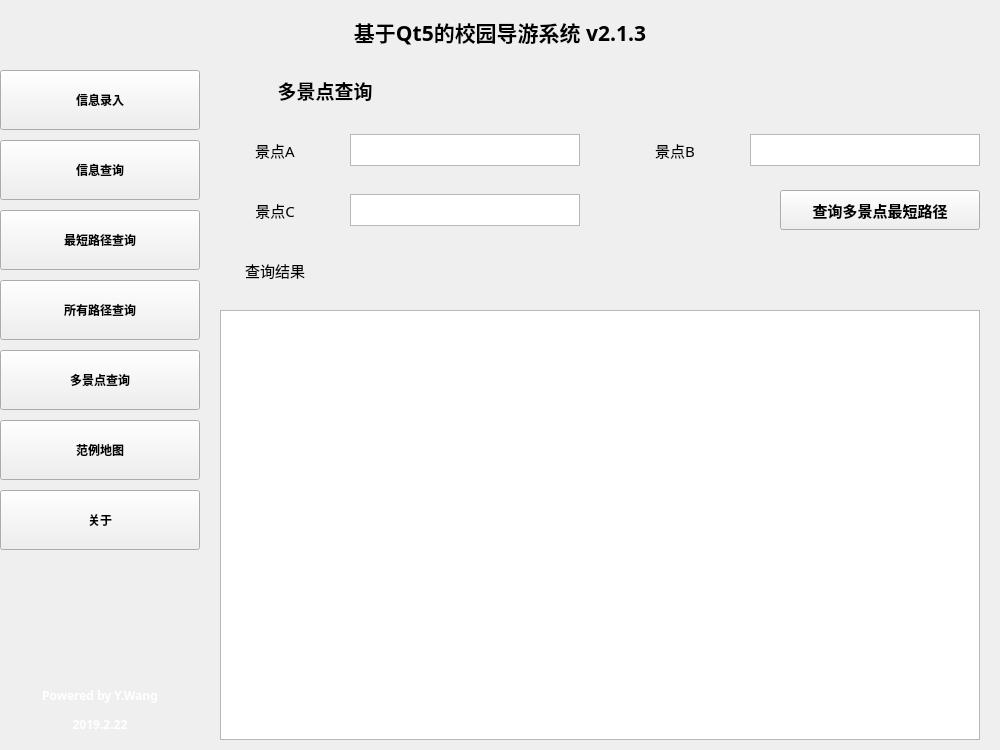
The window that GuideWindow.ui (iamywang/Campus-Guide-System) describes before a commit, drawn with Qt 5.
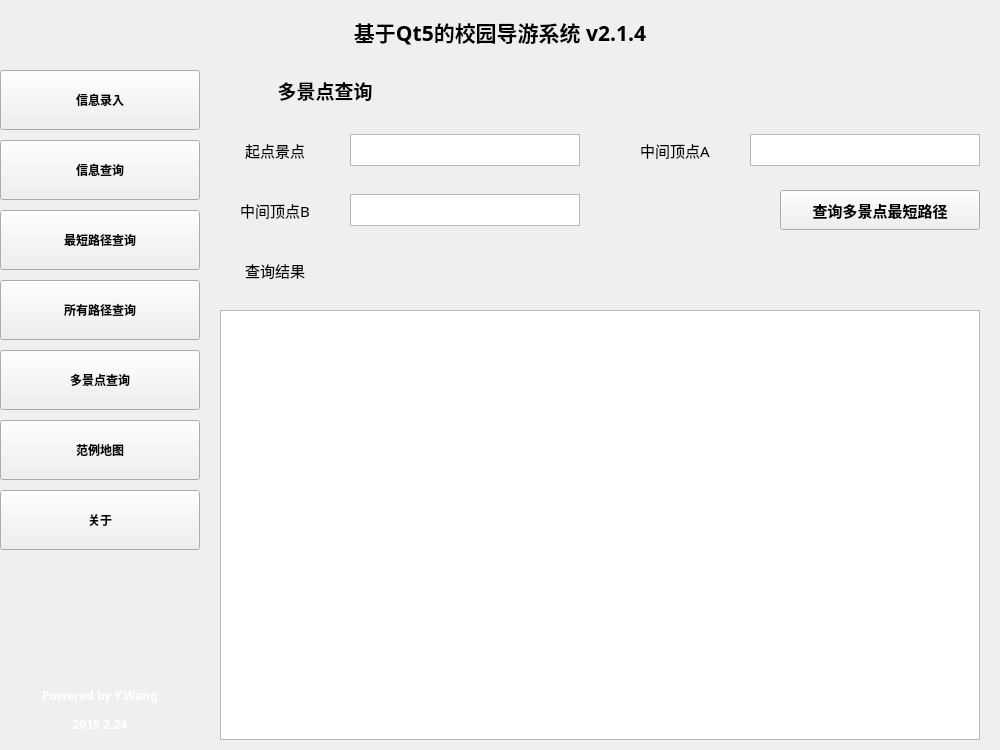
The same window after the commit. The open tabs and pages were chosen to show the change. Icons and pictures are not drawn.

```diff
--- a/GuideWindow.ui
+++ b/GuideWindow.ui
@@ -22,7 +22,7 @@
    </font>
   </property>
   <property name="windowTitle">
-   <string>基于Qt5的校园导游系统 v2.1.3</string>
+   <string>基于Qt5的校园导游系统 v2.1.4</string>
   </property>
   <property name="windowIcon">
    <iconset>
@@ -56,7 +56,7 @@
      </font>
     </property>
     <property name="text">
-     <string>基于Qt5的校园导游系统 v2.1.3</string>
+     <string>基于Qt5的校园导游系统 v2.1.4</string>
     </property>
     <property name="alignment">
      <set>Qt::AlignCenter</set>
@@ -1018,7 +1018,7 @@
        </font>
       </property>
       <property name="text">
-       <string>景点A</string>
+       <string>起点景点</string>
       </property>
       <property name="alignment">
        <set>Qt::AlignCenter</set>
@@ -1039,7 +1039,7 @@
        </font>
       </property>
       <property name="text">
-       <string>景点B</string>
+       <string>中间顶点A</string>
       </property>
       <property name="alignment">
        <set>Qt::AlignCenter</set>
@@ -1090,7 +1090,7 @@
        </font>
       </property>
       <property name="text">
-       <string>景点C</string>
+       <string>中间顶点B</string>
       </property>
       <property name="alignment">
        <set>Qt::AlignCenter</set>
@@ -1169,7 +1169,7 @@
        </font>
       </property>
       <property name="text">
-       <string>&lt;html&gt;&lt;head/&gt;&lt;body&gt;&lt;p align=&quot;center&quot;&gt;&lt;span style=&quot; font-size:16pt; font-weight:600; text-decoration: underline; color:#5500ff;&quot;&gt;更新内容&lt;/span&gt;&lt;/p&gt;&lt;p align=&quot;center&quot;&gt;------------------------------------------------------------------------------------------------------------------&lt;/p&gt;&lt;p align=&quot;justify&quot;&gt;&lt;span style=&quot; font-size:10pt; font-weight:600;&quot;&gt;2019.2.22 &lt;/span&gt;&lt;span style=&quot; font-size:10pt; font-weight:600; color:#ff0000;&quot;&gt;Version 2.1.3&lt;/span&gt;&lt;/p&gt;&lt;p align=&quot;justify&quot;&gt;1. 新增道路信息查询功能，输入道路起点和终点即可查询道路具体信息&lt;/p&gt;&lt;p align=&quot;justify&quot;&gt;2. 新增范例地图，支持一键录入已有范例信息&lt;/p&gt;&lt;p align=&quot;justify&quot;&gt;3. 新增最短路径查询以及所有路径查询显示路径总长度&lt;/p&gt;&lt;p align=&quot;center&quot;&gt;------------------------------------------------------------------------------------------------------------------&lt;/p&gt;&lt;p align=&quot;justify&quot;&gt;&lt;span style=&quot; font-size:10pt; font-weight:600;&quot;&gt;2019.2.19 &lt;/span&gt;&lt;span style=&quot; font-size:10pt; font-weight:600; color:#ff0000;&quot;&gt;Version 2.1&lt;/span&gt;&lt;/p&gt;&lt;p align=&quot;justify&quot;&gt;1. 界面重新布局&lt;/p&gt;&lt;p align=&quot;justify&quot;&gt;2. 新增关于界面&lt;/p&gt;&lt;p align=&quot;justify&quot;&gt;3. 修复无法显示路径的bug&lt;/p&gt;&lt;p align=&quot;justify&quot;&gt;4. 图标调整&lt;/p&gt;&lt;p align=&quot;justify&quot;&gt;5. 景点信息删除功能，可以删除这条编号的景点信息及其所有相关道路信息&lt;/p&gt;&lt;p align=&quot;justify&quot;&gt;6. 道路信息删除功能，根据道路起点与终点删除整条道路信息&lt;/p&gt;&lt;p align=&quot;center&quot;&gt;------------------------------------------------------------------------------------------------------------------&lt;/p&gt;&lt;/body&gt;&lt;/html&gt;</string>
+       <string>&lt;html&gt;&lt;head/&gt;&lt;body&gt;&lt;p align=&quot;center&quot;&gt;&lt;span style=&quot; font-size:16pt; font-weight:600; text-decoration: underline; color:#5500ff;&quot;&gt;更新内容&lt;/span&gt;&lt;/p&gt;&lt;p align=&quot;center&quot;&gt;------------------------------------------------------------------------------------------------------------------&lt;/p&gt;&lt;p align=&quot;justify&quot;&gt;&lt;span style=&quot; font-size:10pt; font-weight:600;&quot;&gt;2019.2.24 &lt;/span&gt;&lt;span style=&quot; font-size:10pt; font-weight:600; color:#ff0000;&quot;&gt;Version 2.1.4&lt;/span&gt;&lt;/p&gt;&lt;p align=&quot;justify&quot;&gt;1. 新增道路信息查询功能，输入道路起点和终点即可查询道路具体信息&lt;/p&gt;&lt;p align=&quot;justify&quot;&gt;2. 新增范例地图，支持一键录入已有范例信息&lt;/p&gt;&lt;p align=&quot;justify&quot;&gt;3. 新增最短路径查询以及所有路径查询显示路径总长度&lt;/p&gt;&lt;p align=&quot;justify&quot;&gt;4. 重新调整多景点查询功能&lt;/p&gt;&lt;p align=&quot;center&quot;&gt;------------------------------------------------------------------------------------------------------------------&lt;/p&gt;&lt;p align=&quot;justify&quot;&gt;&lt;span style=&quot; font-size:10pt; font-weight:600;&quot;&gt;2019.2.19 &lt;/span&gt;&lt;span style=&quot; font-size:10pt; font-weight:600; color:#ff0000;&quot;&gt;Version 2.1&lt;/span&gt;&lt;/p&gt;&lt;p align=&quot;justify&quot;&gt;1. 界面重新布局&lt;/p&gt;&lt;p align=&quot;justify&quot;&gt;2. 新增关于界面&lt;/p&gt;&lt;p align=&quot;justify&quot;&gt;3. 修复无法显示路径的bug&lt;/p&gt;&lt;p align=&quot;justify&quot;&gt;4. 图标调整&lt;/p&gt;&lt;p align=&quot;justify&quot;&gt;5. 景点信息删除功能，可以删除这条编号的景点信息及其所有相关道路信息&lt;/p&gt;&lt;p align=&quot;justify&quot;&gt;6. 道路信息删除功能，根据道路起点与终点删除整条道路信息&lt;/p&gt;&lt;p align=&quot;center&quot;&gt;------------------------------------------------------------------------------------------------------------------&lt;/p&gt;&lt;/body&gt;&lt;/html&gt;</string>
       </property>
       <property name="textFormat">
        <enum>Qt::RichText</enum>
@@ -1595,7 +1595,7 @@
      </font>
     </property>
     <property name="text">
-     <string>&lt;html&gt;&lt;head/&gt;&lt;body&gt;&lt;p align=&quot;center&quot;&gt;&lt;span style=&quot; color:#ffffff;&quot;&gt;Powered by Y.Wang&lt;/span&gt;&lt;/p&gt;&lt;p align=&quot;center&quot;&gt;&lt;span style=&quot; color:#ffffff;&quot;&gt;2019.2.22&lt;/span&gt;&lt;/p&gt;&lt;/body&gt;&lt;/html&gt;</string>
+     <string>&lt;html&gt;&lt;head/&gt;&lt;body&gt;&lt;p align=&quot;center&quot;&gt;&lt;span style=&quot; color:#ffffff;&quot;&gt;Powered by Y.Wang&lt;/span&gt;&lt;/p&gt;&lt;p align=&quot;center&quot;&gt;&lt;span style=&quot; color:#ffffff;&quot;&gt;2019.2.24&lt;/span&gt;&lt;/p&gt;&lt;/body&gt;&lt;/html&gt;</string>
     </property>
     <property name="scaledContents">
      <bool>false</bool>
```
